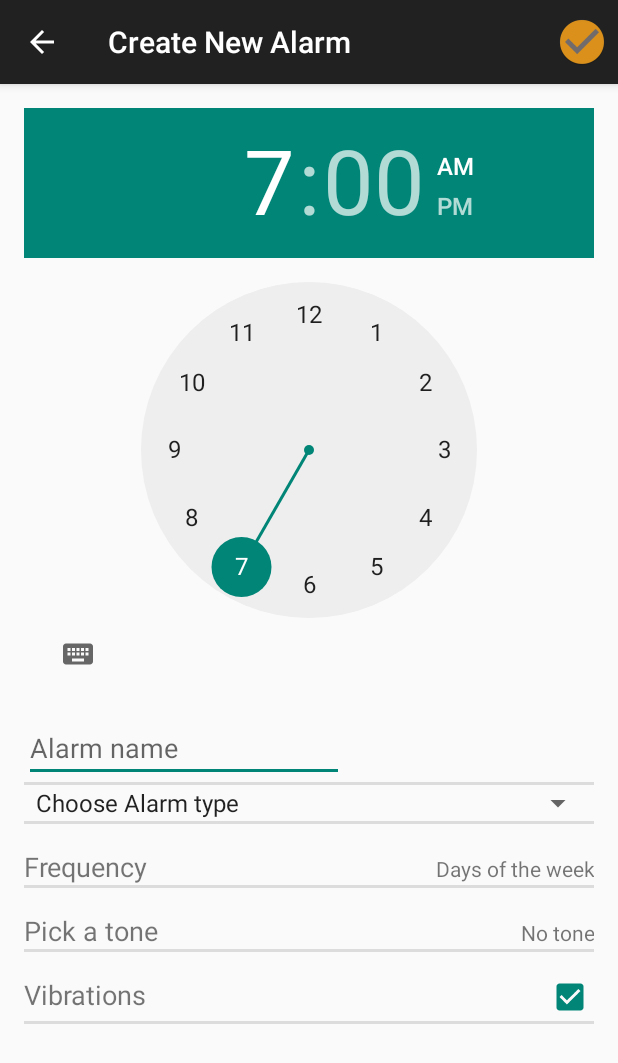
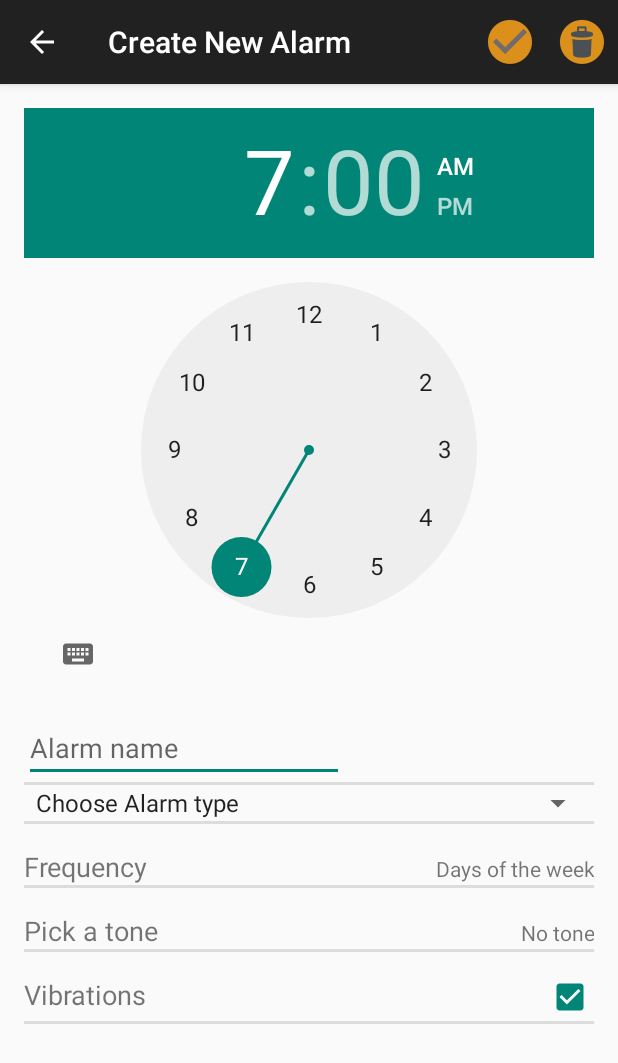
Before and after one commit to ShaneGalvin1/GetMeUp, an Android app: the AlarmDetailsActivity screen opened directly, with no data from a screen before it, on a phone screen of 412 x 824 dp. Shown: the top 1063 px of the screen. Run offline under Robolectric (Android 15) with nearby library versions, the phone set to English and light mode, and no system bars.

Commit message:
action delete alarm ok

```diff
--- a/app/src/main/res/menu/menu_alarm_details.xml
+++ b/app/src/main/res/menu/menu_alarm_details.xml
@@ -7,4 +7,9 @@
         android:icon="@drawable/action_save"
         android:title=""
         app:showAsAction="always" />
+    <item
+        android:id="@+id/action_delete_alarm"
+        android:icon="@drawable/action_delete"
+        android:title=""
+        app:showAsAction="always"/>
 </menu>
```
Also changed, not shown: app/src/main/java/com/example/valentincomte/getup/AlarmDetailsActivity.java (+14 -0 lines), app/src/main/ic_delete-web.png (added), app/src/main/ic_launcher-web.png (added), app/src/main/res/drawable/action_delete.png (added), app/src/main/res/mipmap-hdpi/ic_delete.png (added), app/src/main/res/mipmap-hdpi/ic_launcher.png, app/src/main/res/mipmap-mdpi/ic_delete.png (added), app/src/main/res/mipmap-mdpi/ic_launcher.png, app/src/main/res/mipmap-xhdpi/ic_delete.png (added), app/src/main/res/mipmap-xhdpi/ic_launcher.png, app/src/main/res/mipmap-xxhdpi/ic_delete.png (added), app/src/main/res/mipmap-xxhdpi/ic_launcher.png, app/src/main/res/mipmap-xxxhdpi/ic_delete.png (added), app/src/main/res/mipmap-xxxhdpi/ic_launcher.png (added).
